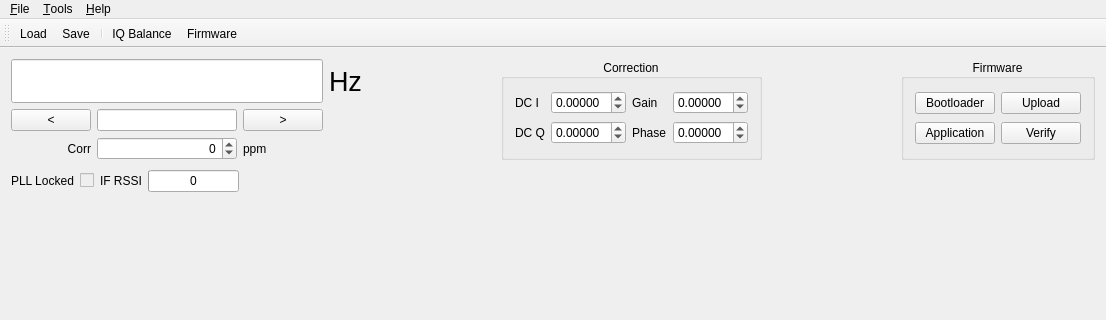
Qt form mainwindow.ui (csete/qthid) before a commit; both pictures show x 0 to 1106 and y 0 to 320 of the 1106 by 478 pixel window.
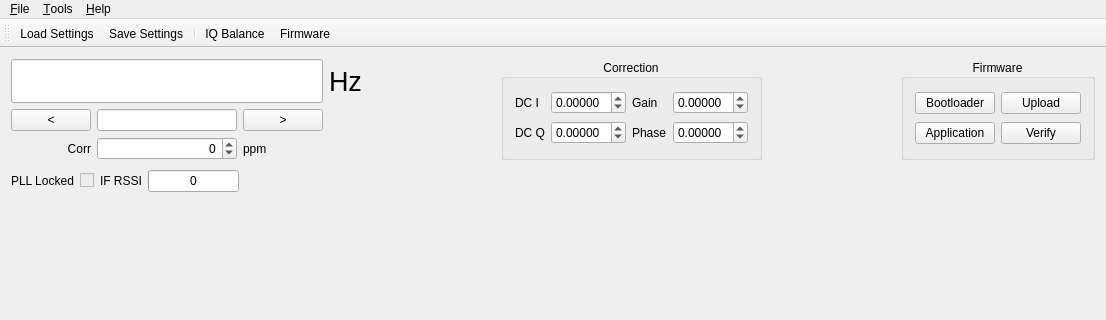
The same form after that commit. Icons and pictures are not drawn.

```diff
--- a/mainwindow.ui
+++ b/mainwindow.ui
@@ -749,6 +749,9 @@
    <addaction name="menuHelp"/>
   </widget>
   <widget class="QToolBar" name="mainToolBar">
+   <property name="toolButtonStyle">
+    <enum>Qt::ToolButtonFollowStyle</enum>
+   </property>
    <attribute name="toolBarArea">
     <enum>TopToolBarArea</enum>
    </attribute>
@@ -800,7 +803,7 @@
      <normaloff>:/qthid/images/open.png</normaloff>:/qthid/images/open.png</iconset>
    </property>
    <property name="text">
-    <string>Load</string>
+    <string>Load Settings</string>
    </property>
    <property name="toolTip">
     <string>Load FCD settings from file</string>
@@ -815,7 +818,7 @@
      <normaloff>:/qthid/images/save.png</normaloff>:/qthid/images/save.png</iconset>
    </property>
    <property name="text">
-    <string>Save</string>
+    <string>Save Settings</string>
    </property>
    <property name="toolTip">
     <string>Save FCD settings to file</string>
```
Left out of the diff: 16 changed lines with no effect on the pictures.
